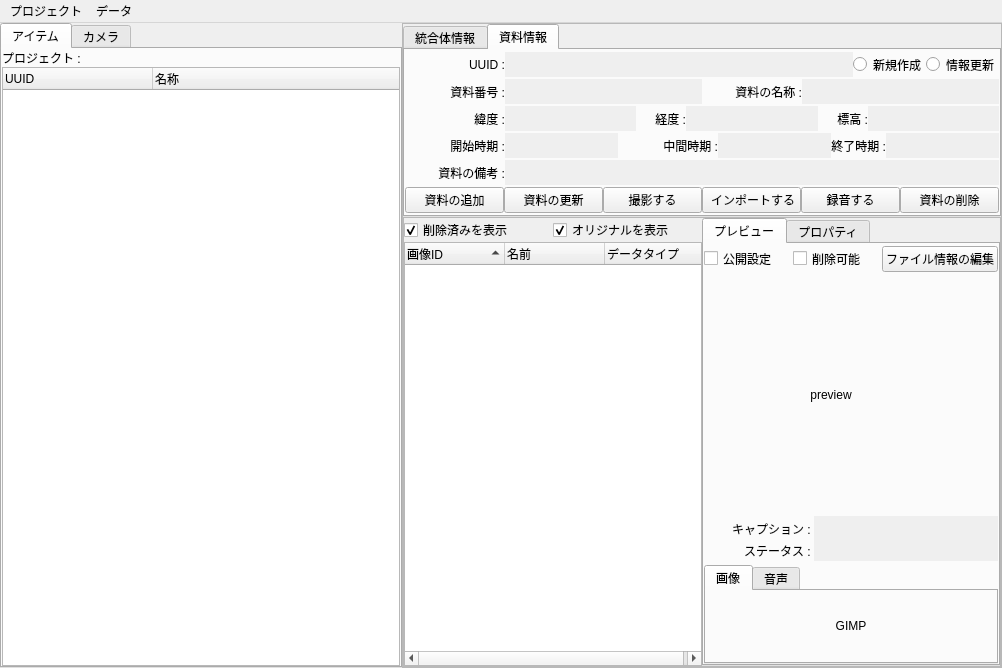
yufujimoto/SurveyDataCollector, file ui/mainWindow.ui: the form before one commit.
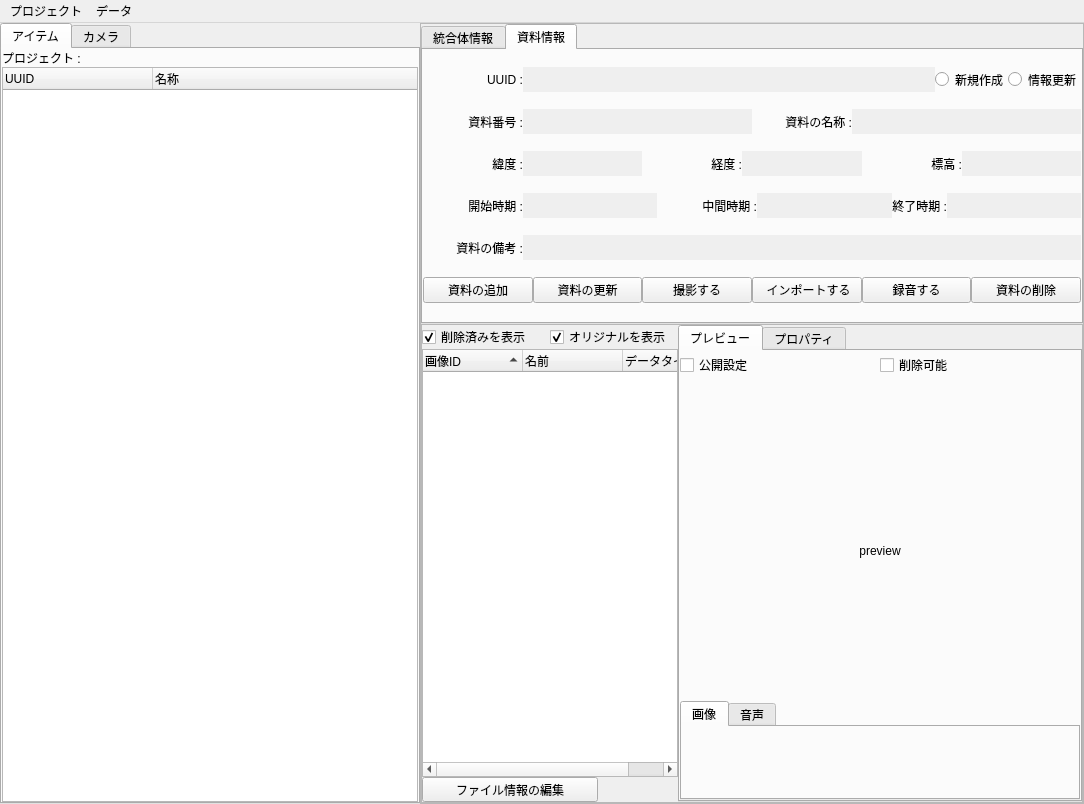
The form after the commit. The open tabs and pages were chosen to show the change. Icons and pictures are not drawn.

Patch:
```diff
--- a/ui/mainWindow.ui
+++ b/ui/mainWindow.ui
@@ -6,8 +6,8 @@
    <rect>
     <x>0</x>
     <y>0</y>
-    <width>1002</width>
-    <height>668</height>
+    <width>1084</width>
+    <height>804</height>
    </rect>
   </property>
   <property name="font">
@@ -491,11 +491,6 @@
            <height>300</height>
           </size>
          </property>
-         <property name="font">
-          <font>
-           <pointsize>9</pointsize>
-          </font>
-         </property>
          <property name="autoFillBackground">
           <bool>false</bool>
          </property>
@@ -1200,7 +1195,7 @@
                </property>
                <property name="minimumSize">
                 <size>
-                 <width>50</width>
+                 <width>100</width>
                  <height>0</height>
                 </size>
                </property>
@@ -1244,7 +1239,7 @@
                </property>
                <property name="minimumSize">
                 <size>
-                 <width>50</width>
+                 <width>100</width>
                  <height>0</height>
                 </size>
                </property>
@@ -1617,14 +1612,6 @@
               </property>
               <item>
                <widget class="QCheckBox" name="cbx_fil_deleted">
-                <property name="font">
-                 <font>
-                  <pointsize>9</pointsize>
-                  <weight>50</weight>
-                  <italic>false</italic>
-                  <bold>false</bold>
-                 </font>
-                </property>
                 <property name="text">
                  <string>削除済みを表示</string>
                 </property>
@@ -1647,11 +1634,6 @@
             </item>
             <item>
              <widget class="QTreeWidget" name="tre_fls">
-              <property name="font">
-               <font>
-                <pointsize>9</pointsize>
-               </font>
-              </property>
               <attribute name="headerCascadingSectionResizes">
                <bool>true</bool>
               </attribute>
@@ -1662,34 +1644,86 @@
                <property name="text">
                 <string>画像ID</string>
                </property>
-               <property name="font">
-                <font>
-                 <pointsize>9</pointsize>
-                </font>
-               </property>
               </column>
               <column>
                <property name="text">
                 <string>名前</string>
                </property>
-               <property name="font">
-                <font>
-                 <pointsize>9</pointsize>
-                </font>
-               </property>
               </column>
               <column>
                <property name="text">
                 <string>データタイプ</string>
                </property>
-               <property name="font">
-                <font>
-                 <pointsize>9</pointsize>
-                </font>
-               </property>
               </column>
              </widget>
             </item>
+            <item>
+             <layout class="QHBoxLayout" name="horizontalLayout_8">
+              <property name="topMargin">
+               <number>0</number>
+              </property>
+              <item>
+               <widget class="QPushButton" name="btn_fil_edit">
+                <property name="minimumSize">
+                 <size>
+                  <width>0</width>
+                  <height>25</height>
+                 </size>
+                </property>
+                <property name="text">
+                 <string>ファイル情報の編集</string>
+                </property>
+                <property name="flat">
+                 <bool>false</bool>
+                </property>
+               </widget>
+              </item>
+              <item>
+               <widget class="QPushButton" name="btn_img_sav">
+                <property name="maximumSize">
+                 <size>
+                  <width>40</width>
+                  <height>16777215</height>
+                 </size>
+                </property>
+                <property name="text">
+                 <string/>
+                </property>
+                <property name="checkable">
+                 <bool>false</bool>
+                </property>
+                <property name="flat">
+                 <bool>true</bool>
+                </property>
+               </widget>
+              </item>
+              <item>
+               <widget class="QPushButton" name="btn_img_del">
+                <property name="maximumSize">
+                 <size>
+                  <width>40</width>
+                  <height>16777215</height>
+                 </size>
+                </property>
+                <property name="text">
+                 <string/>
+                </property>
+                <property name="iconSize">
+                 <size>
+                  <width>24</width>
+                  <height>24</height>
+                 </size>
+                </property>
+                <property name="checkable">
+                 <bool>false</bool>
+                </property>
+                <property name="flat">
+                 <bool>true</bool>
+                </property>
+               </widget>
+              </item>
+             </layout>
+            </item>
             <item>
              <layout class="QVBoxLayout" name="verticalLayout">
               <property name="spacing">
@@ -1787,20 +1821,10 @@
                     </property>
                    </widget>
                   </item>
-                  <item>
-                   <widget class="QPushButton" name="btn_fil_edit">
-                    <property name="text">
-                     <string>ファイル情報の編集</string>
-                    </property>
-                    <property name="flat">
-                     <bool>false</bool>
-                    </property>
-                   </widget>
-                  </item>
                  </layout>
                 </item>
                 <item>
-                 <layout class="QHBoxLayout" name="horizontalLayout_4">
+                 <layout class="QVBoxLayout" name="verticalLayout_10">
                   <property name="spacing">
                    <number>0</number>
                   </property>
@@ -1808,23 +1832,7 @@
                    <number>0</number>
                   </property>
                   <item>
-                   <widget class="QLabel" name="lbl_img_preview">
-                    <property name="minimumSize">
-                     <size>
-                      <width>0</width>
-                      <height>0</height>
-                     </size>
-                    </property>
-                    <property name="text">
-                     <string>preview</string>
-                    </property>
-                    <property name="alignment">
-                     <set>Qt::AlignCenter</set>
-                    </property>
-                   </widget>
-                  </item>
-                  <item>
-                   <layout class="QVBoxLayout" name="verticalLayout_4">
+                   <layout class="QHBoxLayout" name="horizontalLayout_7">
                     <property name="spacing">
                      <number>0</number>
                     </property>
@@ -1885,6 +1893,25 @@
                       </property>
                      </widget>
                     </item>
+                    <item>
+                     <widget class="QPushButton" name="btn_img_cnt">
+                      <property name="maximumSize">
+                       <size>
+                        <width>40</width>
+                        <height>16777215</height>
+                       </size>
+                      </property>
+                      <property name="text">
+                       <string/>
+                      </property>
+                      <property name="checkable">
+                       <bool>false</bool>
+                      </property>
+                      <property name="flat">
+                       <bool>true</bool>
+                      </property>
+                     </widget>
+                    </item>
                     <item>
                      <widget class="QPushButton" name="btn_img_enh">
                       <property name="maximumSize">
@@ -1904,6 +1931,22 @@
                       </property>
                      </widget>
                     </item>
+                    <item>
+                     <widget class="QPushButton" name="btn_img_awb">
+                      <property name="maximumSize">
+                       <size>
+                        <width>40</width>
+                        <height>16777215</height>
+                       </size>
+                      </property>
+                      <property name="text">
+                       <string/>
+                      </property>
+                      <property name="flat">
+                       <bool>true</bool>
+                      </property>
+                     </widget>
+                    </item>
                     <item>
                      <widget class="QPushButton" name="btn_img_inv">
                       <property name="maximumSize">
@@ -1942,41 +1985,6 @@
                       </property>
                      </widget>
                     </item>
-                    <item>
-                     <widget class="QPushButton" name="btn_img_cnt">
-                      <property name="maximumSize">
-                       <size>
-                        <width>40</width>
-                        <height>16777215</height>
-                       </size>
-                      </property>
-                      <property name="text">
-                       <string/>
-                      </property>
-                      <property name="checkable">
-                       <bool>false</bool>
-                      </property>
-                      <property name="flat">
-                       <bool>true</bool>
-                      </property>
-                     </widget>
-                    </item>
-                    <item>
-                     <widget class="QPushButton" name="btn_img_awb">
-                      <property name="maximumSize">
-                       <size>
-                        <width>40</width>
-                        <height>16777215</height>
-                       </size>
-                      </property>
-                      <property name="text">
-                       <string/>
-                      </property>
-                      <property name="flat">
-                       <bool>true</bool>
-                      </property>
-                     </widget>
-                    </item>
                     <item>
                      <widget class="QPushButton" name="btn_img_col">
                       <property name="minimumSize">
@@ -2000,26 +2008,13 @@
                      </widget>
                     </item>
                     <item>
-                     <widget class="QPushButton" name="btn_img_sav">
-                      <property name="maximumSize">
+                     <widget class="QPushButton" name="btn_open_gimp">
+                      <property name="minimumSize">
                        <size>
-                        <width>40</width>
-                        <height>16777215</height>
+                        <width>0</width>
+                        <height>0</height>
                        </size>
                       </property>
-                      <property name="text">
-                       <string/>
-                      </property>
-                      <property name="checkable">
-                       <bool>false</bool>
-                      </property>
-                      <property name="flat">
-                       <bool>true</bool>
-                      </property>
-                     </widget>
-                    </item>
-                    <item>
-                     <widget class="QPushButton" name="btn_img_del">
                       <property name="maximumSize">
                        <size>
                         <width>40</width>
@@ -2029,15 +2024,6 @@
                       <property name="text">
                        <string/>
                       </property>
-                      <property name="iconSize">
-                       <size>
-                        <width>24</width>
-                        <height>24</height>
-                       </size>
-                      </property>
-                      <property name="checkable">
-                       <bool>false</bool>
-                      </property>
                       <property name="flat">
                        <bool>true</bool>
                       </property>
@@ -2045,121 +2031,22 @@
                     </item>
                    </layout>
                   </item>
-                 </layout>
-                </item>
-                <item>
-                 <layout class="QHBoxLayout" name="horizontalLayout_11">
-                  <property name="spacing">
-                   <number>0</number>
-                  </property>
-                  <property name="topMargin">
-                   <number>0</number>
-                  </property>
                   <item>
-                   <widget class="QLabel" name="lbl_fil_capt">
-                    <property name="minimumSize">
-                     <size>
-                      <width>110</width>
-                      <height>25</height>
-                     </size>
-                    </property>
-                    <property name="maximumSize">
-                     <size>
-                      <width>100</width>
-                      <height>25</height>
-                     </size>
-                    </property>
-                    <property name="text">
-                     <string>キャプション : </string>
-                    </property>
-                    <property name="alignment">
-                     <set>Qt::AlignRight|Qt::AlignTrailing|Qt::AlignVCenter</set>
-                    </property>
-                    <property name="margin">
-                     <number>5</number>
-                    </property>
-                   </widget>
-                  </item>
-                  <item>
-                   <widget class="QLineEdit" name="tbx_fil_capt">
-                    <property name="enabled">
-                     <bool>false</bool>
-                    </property>
+                   <widget class="QLabel" name="lbl_img_preview">
                     <property name="minimumSize">
                      <size>
                       <width>0</width>
-                      <height>0</height>
-                     </size>
-                    </property>
-                    <property name="maximumSize">
-                     <size>
-                      <width>16777215</width>
-                      <height>25</height>
-                     </size>
-                    </property>
-                    <property name="frame">
-                     <bool>false</bool>
-                    </property>
-                   </widget>
-                  </item>
-                 </layout>
-                </item>
-                <item>
-                 <layout class="QHBoxLayout" name="horizontalLayout_8">
-                  <property name="spacing">
-                   <number>0</number>
-                  </property>
-                  <property name="topMargin">
-                   <number>0</number>
-                  </property>
-                  <item>
-                   <widget class="QLabel" name="lbl_fil_stts">
-                    <property name="minimumSize">
-                     <size>
-                      <width>110</width>
-                      <height>0</height>
-                     </size>
-                    </property>
-                    <property name="maximumSize">
-                     <size>
-                      <width>100</width>
-                      <height>25</height>
+                      <height>300</height>
                      </size>
                     </property>
                     <property name="text">
-                     <string>ステータス : </string>
+                     <string>preview</string>
                     </property>
                     <property name="alignment">
-                     <set>Qt::AlignRight|Qt::AlignTrailing|Qt::AlignVCenter</set>
+                     <set>Qt::AlignCenter</set>
                     </property>
-                    <property name="margin">
-                     <number>5</number>
-                    </property>
                    </widget>
                   </item>
-                  <item>
-                   <widget class="QLineEdit" name="tbx_fil_stts">
-                    <property name="enabled">
-                     <bool>false</bool>
-                    </property>
-                    <property name="frame">
-                     <bool>false</bool>
-                    </property>
-                   </widget>
-                  </item>
-                 </layout>
-                </item>
-                <item>
-                 <layout class="QHBoxLayout" name="horizontalLayout_7">
-                  <property name="spacing">
-                   <number>0</number>
-                  </property>
-                  <property name="topMargin">
-                   <number>0</number>
-                  </property>
-                  <property name="bottomMargin">
-                   <number>4</number>
-                  </property>
                  </layout>
                 </item>
                 <item>
@@ -2201,7 +2088,7 @@
                    <attribute name="title">
                     <string>画像</string>
                    </attribute>
-                   <layout class="QHBoxLayout" name="horizontalLayout_9">
+                   <layout class="QVBoxLayout" name="verticalLayout_4">
                     <property name="spacing">
                      <number>0</number>
                     </property>
@@ -2217,28 +2104,6 @@
                     <property name="bottomMargin">
                      <number>0</number>
                     </property>
-                    <item>
-                     <widget class="QPushButton" name="btn_open_gimp">
-                      <property name="minimumSize">
-                       <size>
-                        <width>0</width>
-                        <height>20</height>
-                       </size>
-                      </property>
-                      <property name="maximumSize">
-                       <size>
-                        <width>16777215</width>
-                        <height>16777215</height>
-                       </size>
-                      </property>
-                      <property name="text">
-                       <string>GIMP</string>
-                      </property>
-                      <property name="flat">
-                       <bool>true</bool>
-                      </property>
-                     </widget>
-                    </item>
                    </layout>
                   </widget>
                   <widget class="QWidget" name="tab_src_snd">
@@ -2351,7 +2216,7 @@
     <rect>
      <x>0</x>
      <y>0</y>
-     <width>1002</width>
+     <width>1084</width>
      <height>23</height>
     </rect>
    </property>
@@ -2387,11 +2252,6 @@
     <addaction name="mem_prj_exp"/>
    </widget>
    <widget class="QMenu" name="men_dat">
-    <property name="font">
-     <font>
-      <pointsize>9</pointsize>
-     </font>
-    </property>
     <property name="title">
      <string>データ</string>
     </property>
```
Left out of the diff: 48 changed lines with no effect on the pictures.
